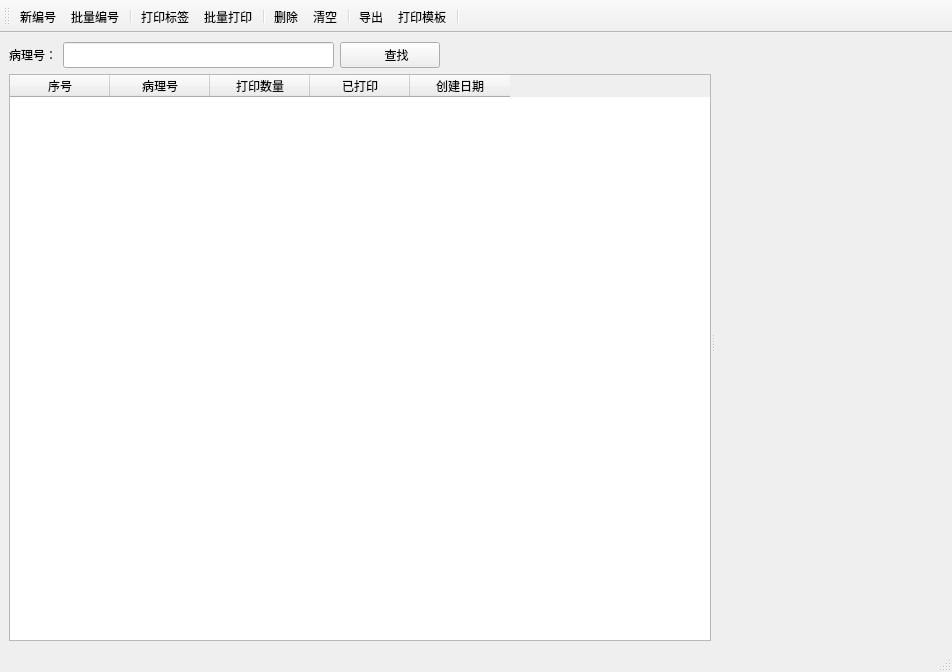
Above: tabregister/tabregister.ui from YYC572652645/PatholoSystem before the change. Below: the same form after it.
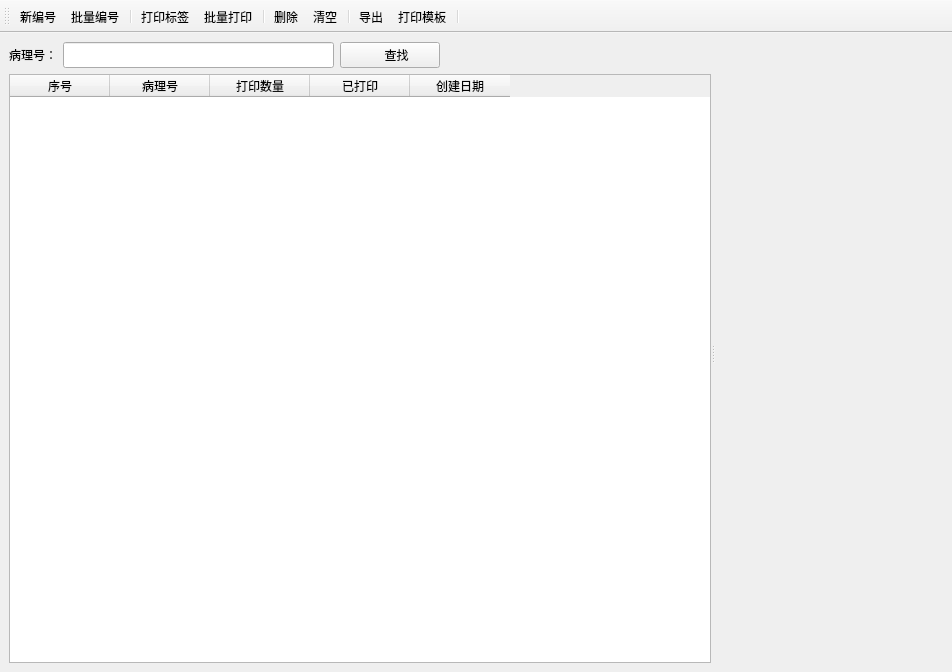
That is the form after the change. Icons and pictures are not drawn.

```diff
--- a/tabregister/tabregister.ui
+++ b/tabregister/tabregister.ui
@@ -17,6 +17,12 @@
    <layout class="QVBoxLayout" name="verticalLayout">
     <item>
      <widget class="QSplitter" name="splitter">
+      <property name="sizePolicy">
+       <sizepolicy hsizetype="Expanding" vsizetype="Expanding">
+        <horstretch>0</horstretch>
+        <verstretch>0</verstretch>
+       </sizepolicy>
+      </property>
       <property name="orientation">
        <enum>Qt::Horizontal</enum>
       </property>
@@ -128,7 +134,6 @@
     </item>
    </layout>
   </widget>
-  <widget class="QStatusBar" name="statusbar"/>
   <widget class="QToolBar" name="toolBar">
    <property name="windowTitle">
     <string>toolBar</string>
```
